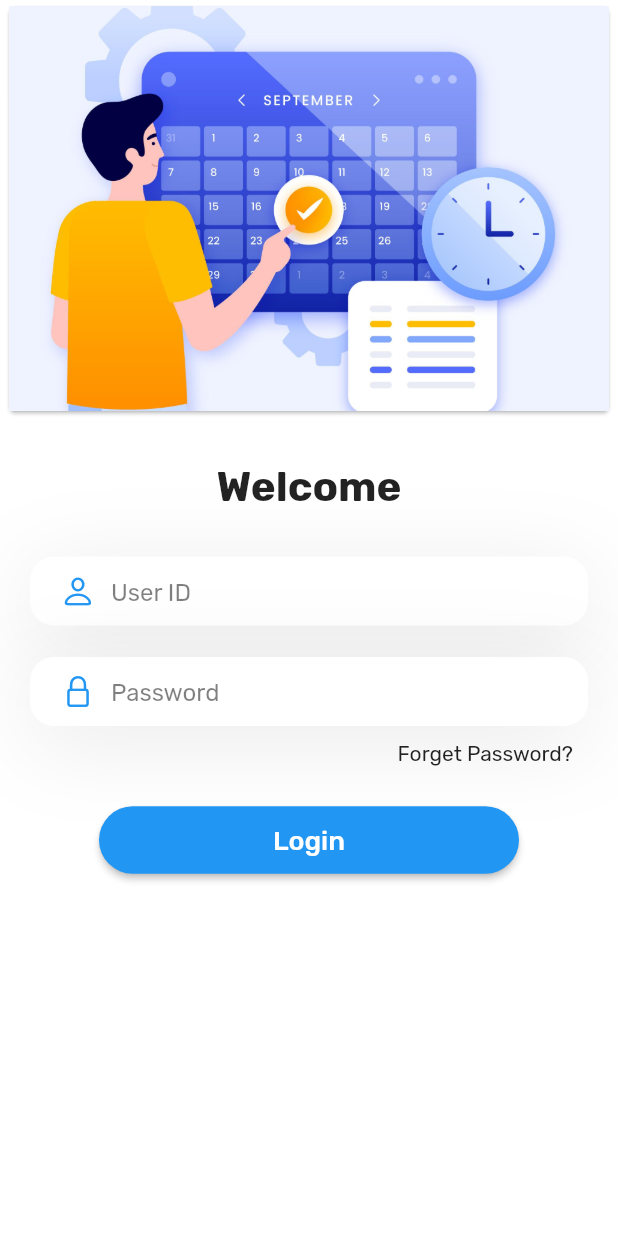
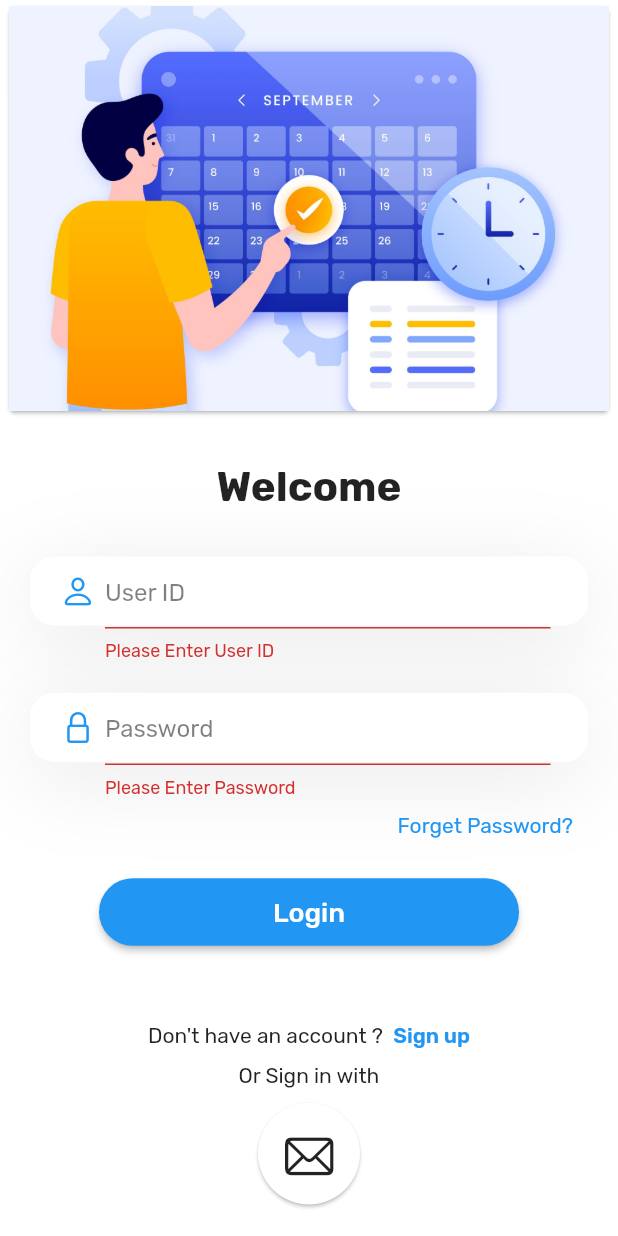
Before and after one commit to jemish54/Flutter-OnlinicsUI, a Flutter app: the screen it shows after launch, after a tap on "Login", on a phone screen of 412 x 824 dp. Run offline on Flutter 3.47's test engine with Material 2 defaults, Android fonts, the phone set to English and light mode, and no system bars; our stand-ins replace firebase_auth, firebase_core, flutter_riverpod, google_fonts, water_drop_nav_bar; accounts and stored records are empty.

Commit message:
loginscreen done

```diff
--- a/lib/CustomWidgets.dart
+++ b/lib/CustomWidgets.dart
@@ -85,7 +85,7 @@ Widget ElevatedField({
         width: 10.0,
       ),
       Expanded(
-        child: TextField(
+        child: TextFormField(
           obscureText: isPassword,
           onChanged: (value) {
             getText(value);
--- a/lib/screens/login_screen.dart
+++ b/lib/screens/login_screen.dart
@@ -2,18 +2,35 @@ import 'package:flutter/cupertino.dart';
 import 'package:flutter/material.dart';
 import 'package:flutter_riverpod/flutter_riverpod.dart';
 import 'package:onlinics_ui/AuthWrapper.dart';
-import 'package:onlinics_ui/Navigation.dart';
+import 'package:onlinics_ui/CustomWidgets.dart';
+import 'package:onlinics_ui/screens/signup_screen.dart';
 
-import '../CustomWidgets.dart';
+class LoginScreen extends ConsumerStatefulWidget {
+  LoginScreen({Key? key}) : super(key: key);
 
-class LoginScreen extends ConsumerWidget {
   @override
-  Widget build(BuildContext context, WidgetRef ref) {
+  ConsumerState<LoginScreen> createState() => _LoginScreenState();
+}
+
+class _LoginScreenState extends ConsumerState<LoginScreen> {
+  final _formKey = GlobalKey<FormState>();
+
+  Future<bool> proceed(BuildContext context) async {
+    if (_formKey.currentState!.validate()) {
+      return true;
+    }
+    return false;
+  }
+
+  @override
+  Widget build(BuildContext context) {
     String email = "";
     String password = "";
     return SafeArea(
       child: Material(
         color: Colors.white,
+        child: Form(
+          key: _formKey,
           child: Column(children: [
             Card(
               elevation: 1,
@@ -36,30 +53,48 @@ class LoginScreen extends ConsumerWidget {
             ),
             Column(
               children: [
-              ElevatedField(
+                LoginElevatedField(
                   hint: "User ID",
                   iconData: CupertinoIcons.person,
                   getText: (text) {
                     email = text;
                   },
+                  validate: (email) {
+                    if (email.isEmpty) {
+                      return "Please Enter User ID";
+                    }
+                    return null;
+                  },
                 ),
                 SizedBox(
                   height: 21,
                 ),
-              ElevatedField(
+                LoginElevatedField(
                   hint: "Password",
                   iconData: CupertinoIcons.lock,
                   isPassword: true,
                   getText: (text) {
                     password = text;
-                  }),
+                  },
+                  validate: (password) {
+                    if (password.isEmpty) {
+                      return "Please Enter Password";
+                    }
+                    return null;
+                  },
+                ),
                 Padding(
-                padding: const EdgeInsets.only(top: 10, bottom: 25, right: 30),
+                  padding:
+                      const EdgeInsets.only(top: 10, bottom: 25, right: 30),
                   child: Row(
                     mainAxisAlignment: MainAxisAlignment.end,
                     children: [
-                    Text(
+                      InkWell(
+                        onTap: () {},
+                        child: Text(
                           "Forget Password?",
+                          style: TextStyle(color: Colors.blue),
+                        ),
                       ),
                     ],
                   ),
@@ -67,13 +102,15 @@ class LoginScreen extends ConsumerWidget {
                 ElevatedButton(
                   style: ElevatedButton.styleFrom(shape: StadiumBorder()),
                   onPressed: () async {
-                  await ref
+                    await proceed(context)
+                        ? await ref
                             .read(authServiceProvider)
-                      .signUp(email: email, password: password);
+                            .signUp(email: email, password: password)
+                        : {};
                   },
                   child: Padding(
-                  padding:
-                      const EdgeInsets.symmetric(horizontal: 100, vertical: 12),
+                    padding: const EdgeInsets.symmetric(
+                        horizontal: 100, vertical: 12),
                     child: Text(
                       "Login",
                       style: TextStyle(
@@ -84,11 +121,116 @@ class LoginScreen extends ConsumerWidget {
                     ),
                   ),
                 ),
+                SizedBox(height: 50),
+                Column(
+                  children: [
+                    Row(
+                      mainAxisAlignment: MainAxisAlignment.center,
+                      children: [
+                        Text("Don't have an account ?  "),
+                        InkWell(
+                          onTap: () {
+                            // Navigator.push(
+                            //     context,
+                            //     MaterialPageRoute(
+                            //         builder: (_) => SignupScreen()));
+                          },
+                          child: Text(
+                            "Sign up",
+                            style: TextStyle(
+                                fontWeight: FontWeight.w600,
+                                color: Colors.blue),
+                          ),
+                        )
+                      ],
+                    ),
                     SizedBox(height: 10),
+                    Row(
+                      mainAxisAlignment: MainAxisAlignment.center,
+                      children: [
+                        Text("Or Sign in with"),
+                      ],
+                    ),
+                    SizedBox(height: 5),
+                    Row(
+                      mainAxisAlignment: MainAxisAlignment.center,
+                      children: [
+                        Card(
+                          shape: CircleBorder(),
+                          child: Padding(
+                              padding: const EdgeInsets.all(10),
+                              child: IconButton(
+                                onPressed: () {},
+                                icon: Icon(
+                                  CupertinoIcons.mail,
+                                  size: 35,
+                                ),
+                              )),
+                        )
+                      ],
+                    )
+                  ],
+                )
               ],
             ),
           ]),
         ),
+      ),
     );
   }
 }
+
+Widget LoginElevatedField({
+  required String hint,
+  required IconData iconData,
+  Color shadowColor = Colors.grey,
+  bool isPassword = false,
+  required Function getText,
+  required Function validate,
+}) {
+  return Stack(children: [
+    Container(
+      margin: const EdgeInsets.symmetric(horizontal: 20),
+      padding: const EdgeInsets.symmetric(horizontal: 20),
+      alignment: Alignment.center,
+      height: 46,
+      decoration: BoxDecoration(
+          color: Colors.white,
+          borderRadius: BorderRadius.circular(16.0),
+          boxShadow: [
+            BoxShadow(
+              color: shadowColor.withOpacity(0.23),
+              offset: const Offset(0, 10),
+              blurRadius: 50,
+            )
+          ]),
+      child: Row(crossAxisAlignment: CrossAxisAlignment.center, children: [
+        Icon(
+          iconData,
+          color: Colors.blue,
+        ),
+        SizedBox(
+          width: 10.0,
+        ),
+      ]),
+    ),
+    Padding(
+      padding: EdgeInsets.only(left: 70, right: 45),
+      child: TextFormField(
+        obscureText: isPassword,
+        onChanged: (value) {
+          getText(value);
+        },
+        validator: (value) => validate(value),
+        decoration: InputDecoration(
+          hintText: hint,
+          hintStyle: TextStyle(
+            color: Colors.black.withOpacity(0.5),
+          ),
+          enabledBorder: InputBorder.none,
+          focusedBorder: InputBorder.none,
+        ),
+      ),
+    ),
+  ]);
+}
--- /dev/null
+++ b/lib/screens/signup_screen.dart
@@ -0,0 +1,27 @@
+import 'package:flutter/cupertino.dart';
+import 'package:flutter_riverpod/flutter_riverpod.dart';
+
+class SignupScreen extends ConsumerStatefulWidget {
+  SignupScreen({Key? key}) : super(key: key);
+
+  @override
+  ConsumerState<SignupScreen> createState() => _LoginScreenState();
+}
+
+class _LoginScreenState extends ConsumerState<SignupScreen> {
+  //final _formKey = GlobalKey<FormState>();
+
+  Future<bool> proceed(BuildContext context) async {
+    //if (_formKey.currentState!.validate()) {
+    //  return true;
+    //}
+    return false;
+  }
+
+  @override
+  Widget build(BuildContext context) {
+    return SafeArea(
+      child: Container(child: Text("Signup form")),
+    );
+  }
+}
```
Also changed, not shown: lib/screens/home_screen.dart (+5 -4 lines). Lines whose indentation alone changed are shown as unchanged.
